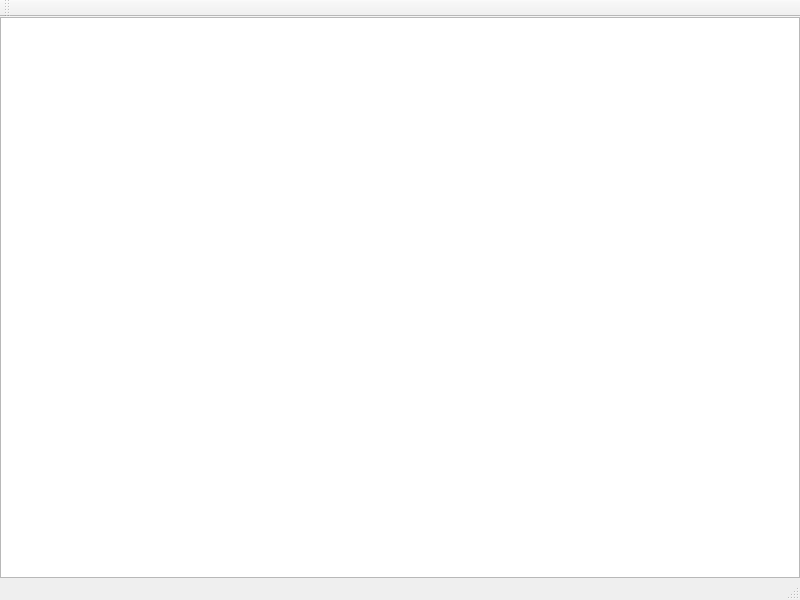
gqrx-sdr/gqrx, file qtgui/afsk1200win.ui: the form before one commit.
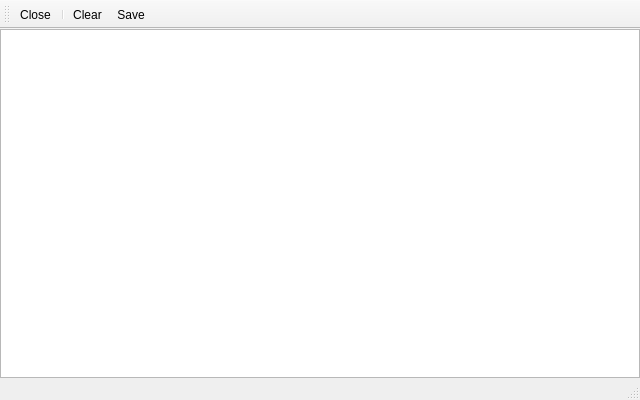
The form after the commit. Icons and pictures are not drawn.

Commit message: Work on AFSK1200 integration. Issue #11.

Patch:
```diff
--- a/qtgui/afsk1200win.ui
+++ b/qtgui/afsk1200win.ui
@@ -6,8 +6,8 @@
    <rect>
     <x>0</x>
     <y>0</y>
-    <width>800</width>
-    <height>600</height>
+    <width>640</width>
+    <height>400</height>
    </rect>
   </property>
   <property name="windowTitle">
@@ -15,6 +15,9 @@
   </property>
   <widget class="QWidget" name="centralwidget">
    <layout class="QVBoxLayout" name="verticalLayout">
+    <property name="spacing">
+     <number>5</number>
+    </property>
     <property name="margin">
      <number>0</number>
     </property>
@@ -47,8 +50,48 @@
    <attribute name="toolBarBreak">
     <bool>false</bool>
    </attribute>
+   <addaction name="actionClose"/>
+   <addaction name="separator"/>
+   <addaction name="actionClear"/>
+   <addaction name="actionSave"/>
   </widget>
   <widget class="QStatusBar" name="statusBar"/>
+  <action name="actionClear">
+   <property name="icon">
+    <iconset resource="../icons.qrc">
+     <normaloff>:/icons/icons/clear.svg</normaloff>:/icons/icons/clear.svg</iconset>
+   </property>
+   <property name="text">
+    <string>Clear</string>
+   </property>
+   <property name="toolTip">
+    <string>Clear received packets</string>
+   </property>
+  </action>
+  <action name="actionSave">
+   <property name="icon">
+    <iconset resource="../icons.qrc">
+     <normaloff>:/icons/icons/floppy.svg</normaloff>:/icons/icons/floppy.svg</iconset>
+   </property>
+   <property name="text">
+    <string>Save</string>
+   </property>
+   <property name="toolTip">
+    <string>Save received packets to a text file</string>
+   </property>
+  </action>
+  <action name="actionClose">
+   <property name="icon">
+    <iconset resource="../icons.qrc">
+     <normaloff>:/icons/icons/close.svg</normaloff>:/icons/icons/close.svg</iconset>
+   </property>
+   <property name="text">
+    <string>Close</string>
+   </property>
+   <property name="toolTip">
+    <string>Close AFSK1200 decoder window</string>
+   </property>
+  </action>
  </widget>
  <resources/>
  <connections/>
```
Left out of the diff: 29 changed lines with no effect on the pictures. The commit also changes 5 other files.
